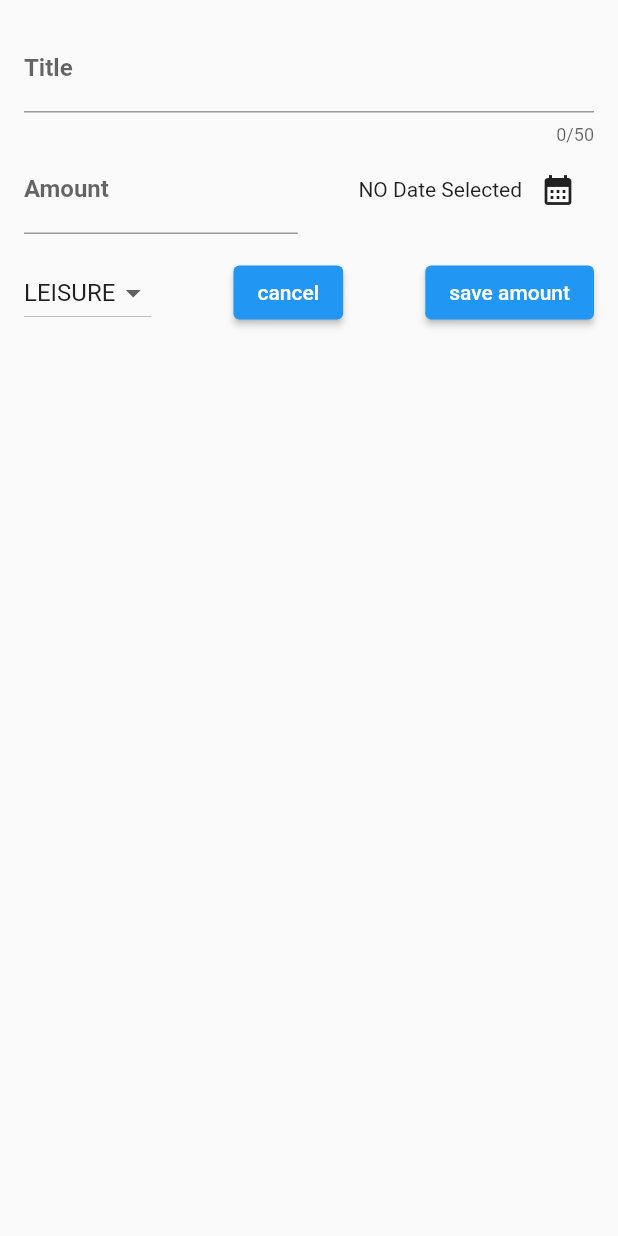
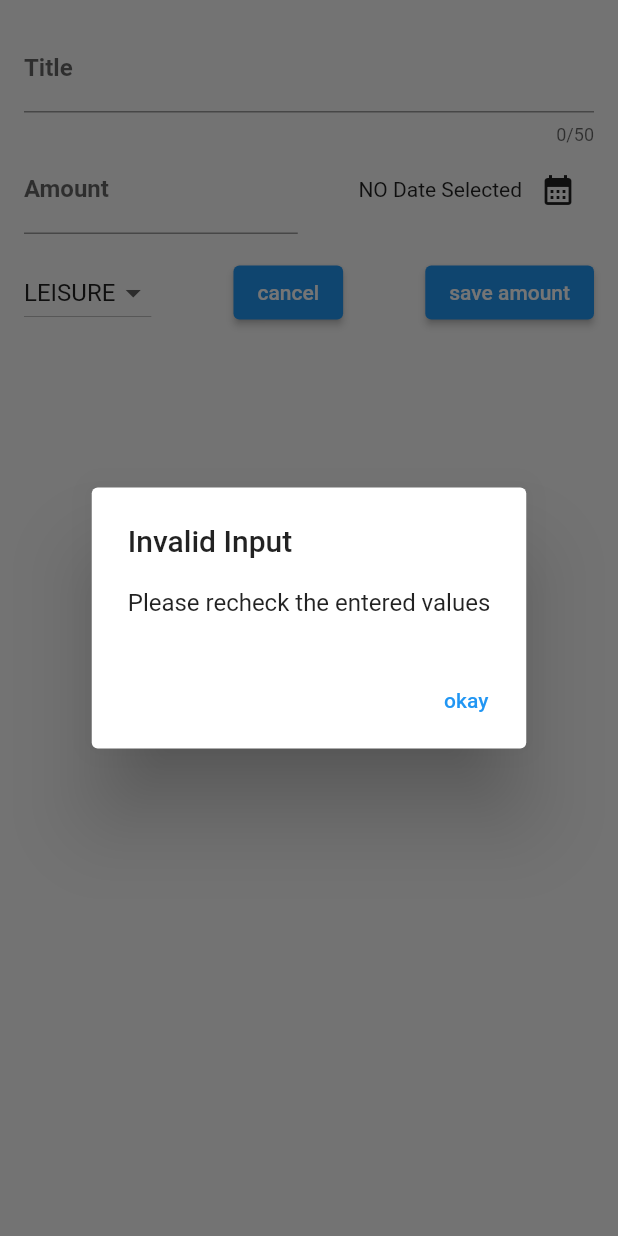
Before and after one commit to 8055vineet/ExpenseTracker, a Flutter app: the NewExpense widget shown alone on an empty page, opened directly, after a tap on "save amount", on a phone screen of 412 x 824 dp. Run offline on Flutter 3.47's test engine with Material 2 defaults, Android fonts, the phone set to English and light mode, and no system bars.

```diff
--- a/lib/widgets/new_expense.dart
+++ b/lib/widgets/new_expense.dart
@@ -28,14 +28,34 @@ class _NewExpenseState extends State<NewExpense> {
       _selectedDate = pickedDate;
     });
   }
-void _submitExpenseData(){
-    final enteredAmount=double.tryParse(_amountController.text);
-    final amountIsInvalid=enteredAmount==null||enteredAmount<=0;
-    if(_titleController.text.trim().isEmpty||amountIsInvalid||_selectedDate==null)
-      {
 
-      }
-}
+  void _submitExpenseData() {
+    final enteredAmount = double.tryParse(_amountController.text);
+    final amountIsInvalid = enteredAmount == null || enteredAmount <= 0;
+    if (_titleController.text.trim().isEmpty ||
+        amountIsInvalid ||
+        _selectedDate == null) {
+      showDialog(
+                      context: context,
+                      builder: (ctx) {
+            return AlertDialog(
+              title: const Text('Invalid Input'),
+              content: const Text('Please recheck the entered values'),
+              actions: [
+                TextButton(
+                  onPressed: () {
+                     Navigator.pop(ctx);
+                  },
+                  child: const Text("okay"),
+                )
+              ],
+            );
+          },
+      );
+      //return;
+    }
+  }
+
   void dispose() {
     _titleController.dispose();
     _amountController.dispose();
@@ -121,9 +141,8 @@ void _submitExpenseData(){
                   child: Text('cancel')),
               const Spacer(),
               ElevatedButton(
-                onPressed: () {
-                  _submitExpenseData;
-                },
+                onPressed:_submitExpenseData,
+
                 child: const Text('save amount'),
               ),
             ],
```
